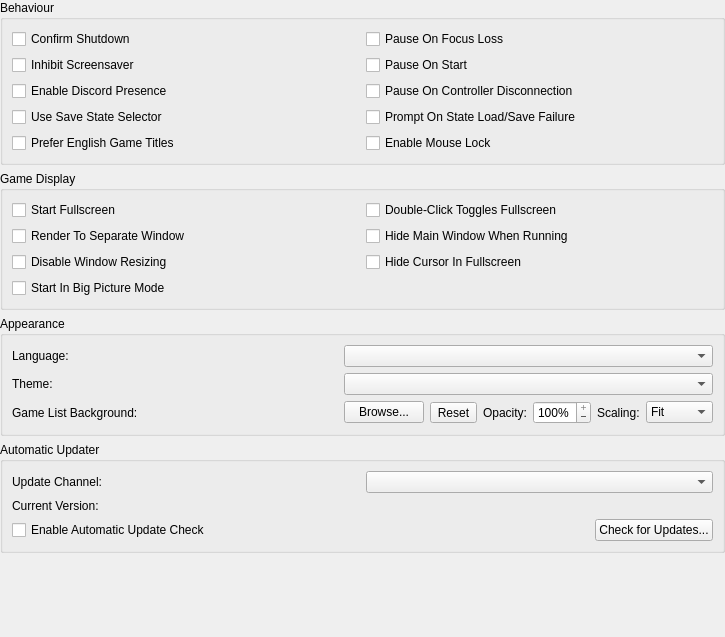
Above: pcsx2-qt/Settings/InterfaceSettingsWidget.ui from PCSX2/pcsx2 before the change. Below: the same form after it.
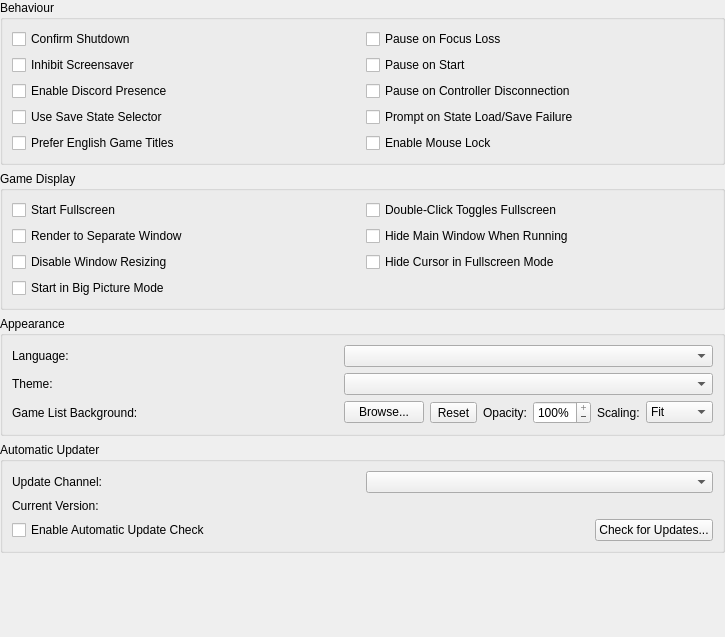
That is the form after the change. Icons and pictures are not drawn.

What changed in the file:
```diff
--- a/pcsx2-qt/Settings/InterfaceSettingsWidget.ui
+++ b/pcsx2-qt/Settings/InterfaceSettingsWidget.ui
@@ -39,7 +39,7 @@
       <item row="0" column="1">
        <widget class="QCheckBox" name="pauseOnFocusLoss">
         <property name="text">
-         <string>Pause On Focus Loss</string>
+         <string>Pause on Focus Loss</string>
         </property>
        </widget>
       </item>
@@ -67,21 +67,21 @@
       <item row="1" column="1">
        <widget class="QCheckBox" name="pauseOnStart">
         <property name="text">
-         <string>Pause On Start</string>
+         <string>Pause on Start</string>
         </property>
        </widget>
       </item>
       <item row="2" column="1">
        <widget class="QCheckBox" name="pauseOnControllerDisconnection">
         <property name="text">
-         <string>Pause On Controller Disconnection</string>
+         <string>Pause on Controller Disconnection</string>
         </property>
        </widget>
       </item>
       <item row="3" column="1">
        <widget class="QCheckBox" name="promptOnStateLoadSaveFailure">
         <property name="text">
-         <string>Prompt On State Load/Save Failure</string>
+         <string>Prompt on State Load/Save Failure</string>
         </property>
        </widget>
       </item>
@@ -125,7 +125,7 @@
       <item row="1" column="0">
        <widget class="QCheckBox" name="renderToSeparateWindow">
         <property name="text">
-         <string>Render To Separate Window</string>
+         <string>Render to Separate Window</string>
         </property>
        </widget>
       </item>
@@ -146,14 +146,14 @@
       <item row="2" column="1">
        <widget class="QCheckBox" name="hideMouseCursor">
         <property name="text">
-         <string>Hide Cursor In Fullscreen</string>
+         <string>Hide Cursor in Fullscreen Mode</string>
         </property>
        </widget>
       </item>
       <item row="3" column="0">
        <widget class="QCheckBox" name="startFullscreenUI">
         <property name="text">
-         <string>Start In Big Picture Mode</string>
+         <string>Start in Big Picture Mode</string>
         </property>
        </widget>
       </item>
```
